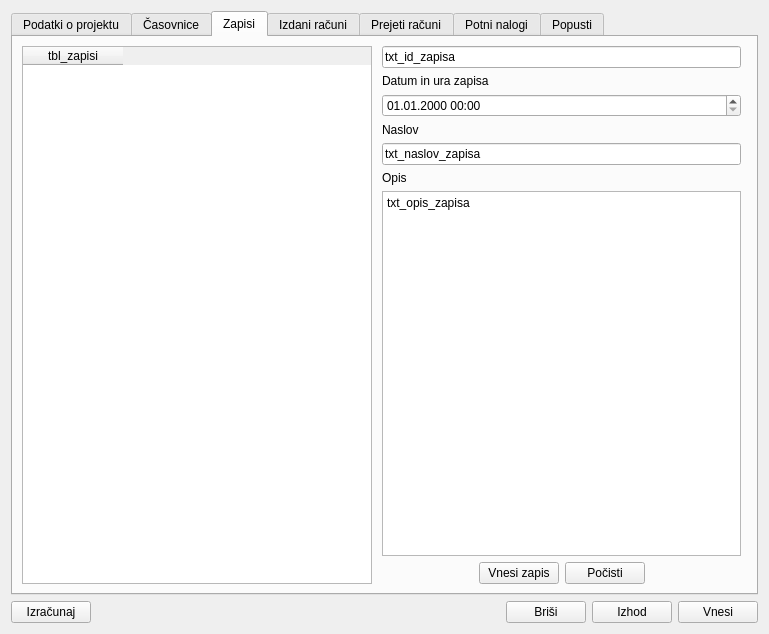
Old version of the form projekti.ui in the repository bubi-luka/BubiRacun.
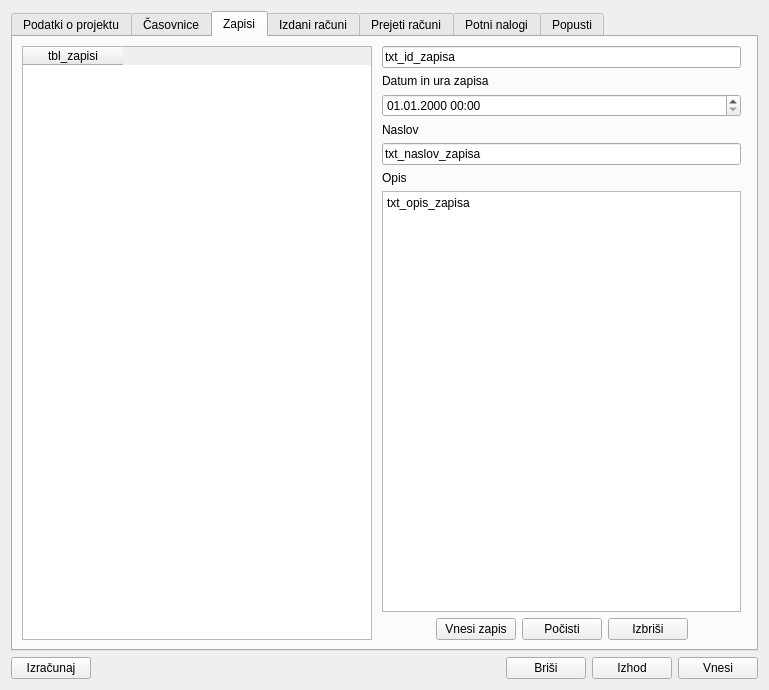
New version of the form. The open tabs and pages were chosen to show the change.

Commit message:
PROJEKT/RAČUN -> ZAPISI -> IZBRIS ZAPISA
Pri projektih in računih je na voljo možnost vnosa in urejanja komentarja
oz. opombe (zapis). Vendar pa le-tega ni možno izbrisati.
Popravek omogoča izbris zapisa in osvežitev tabele tako pri računih kot
pri projektih. Izbris je nepovraten.

closes #120

```diff
--- a/projekti.ui
+++ b/projekti.ui
@@ -13,7 +13,7 @@
     <x>0</x>
     <y>0</y>
     <width>769</width>
-    <height>634</height>
+    <height>690</height>
    </rect>
   </property>
   <property name="windowTitle">
@@ -1064,6 +1064,13 @@
              </property>
             </widget>
            </item>
+           <item>
+            <widget class="QPushButton" name="btn_izbris_zapisa">
+             <property name="text">
+              <string>Izbriši</string>
+             </property>
+            </widget>
+           </item>
            <item>
             <spacer name="horizontalSpacer_18">
              <property name="orientation">
```
Left out of the diff: 8 changed lines with no effect on the pictures. The commit also changes 5 other files.
